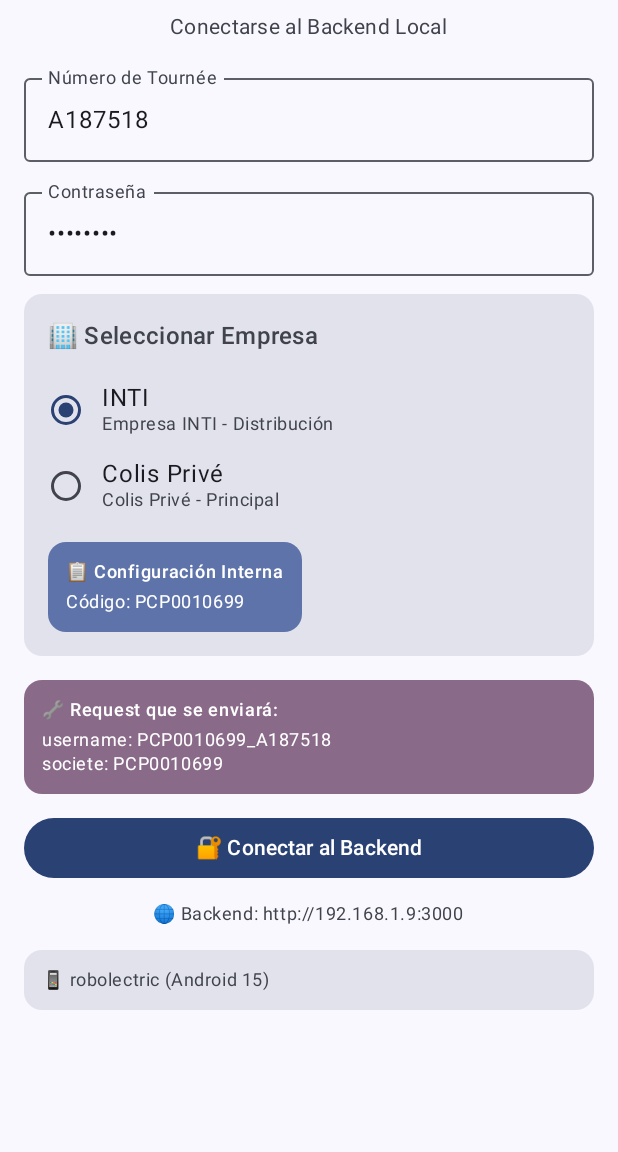
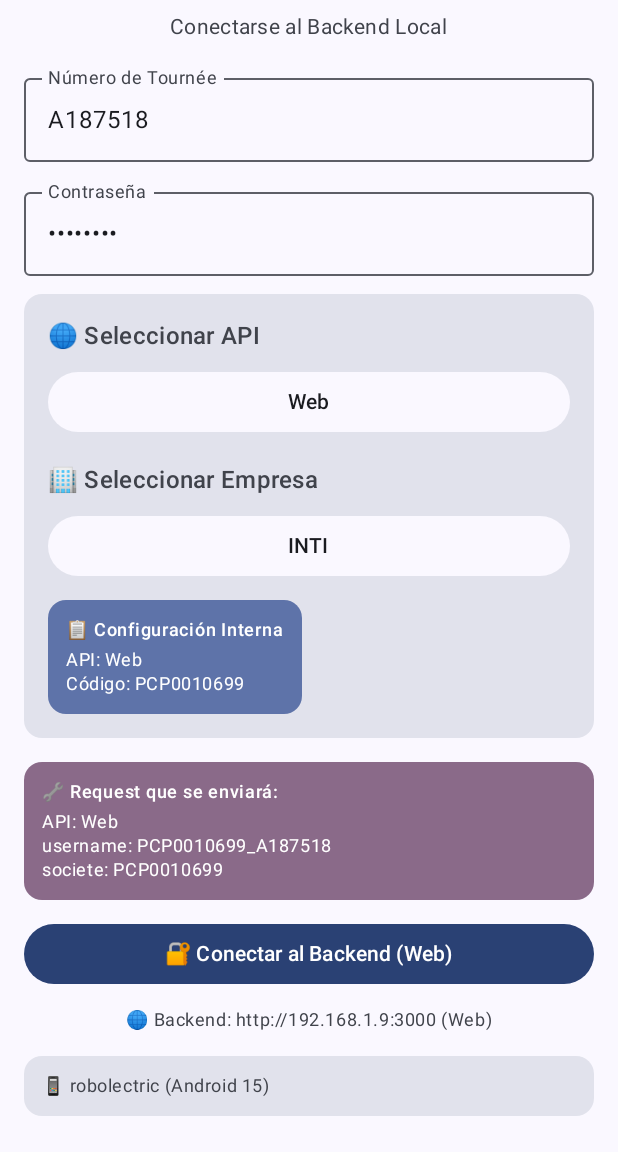
Before and after one commit to DanielHNCT/delivery_routing, an Android app built with Jetpack Compose: the screen it shows after launch (MainActivity), on a phone screen of 412 x 824 dp, the part 84-1236 px from its top. Run offline under Robolectric (Android 15) with nearby library versions, the phone set to English and light mode, and no system bars.

Commit message:
feat: implementar api_choice y quitar Colis Privé

```diff
--- a/android/DeliveryRouting/app/src/main/java/com/daniel/deliveryrouting/data/api/models/ApiModels.kt
+++ b/android/DeliveryRouting/app/src/main/java/com/daniel/deliveryrouting/data/api/models/ApiModels.kt
@@ -166,7 +166,8 @@ data class CompleteAuthFlowRequest(
     @SerializedName("societe") val societe: String,
     @SerializedName("date") val date: String,
     @SerializedName("matricule") val matricule: String,
-    @SerializedName("device_info") val deviceInfo: DeviceInfo
+    @SerializedName("device_info") val deviceInfo: DeviceInfo,
+    @SerializedName("api_choice") val apiChoice: String = "web"  // 🆕 NUEVO: Campo para seleccionar API
 )
 
 // 🆕 NUEVO: Request para reconexión (RESUELVE EL 401)
@@ -176,7 +177,8 @@ data class ReconnectionRequest(
     @SerializedName("societe") val societe: String,
     @SerializedName("date") val date: String,
     @SerializedName("matricule") val matricule: String,
-    @SerializedName("device_info") val deviceInfo: DeviceInfo
+    @SerializedName("device_info") val deviceInfo: DeviceInfo,
+    @SerializedName("api_choice") val apiChoice: String = "web"  // 🆕 NUEVO: Campo para seleccionar API
 )
 
 // 🆕 NUEVO: Response del flujo completo
--- a/android/DeliveryRouting/app/src/main/java/com/daniel/deliveryrouting/presentation/login/CompanySelector.kt
+++ b/android/DeliveryRouting/app/src/main/java/com/daniel/deliveryrouting/presentation/login/CompanySelector.kt
@@ -1,12 +1,10 @@
 package com.daniel.deliveryrouting.presentation.login
 
 import androidx.compose.foundation.layout.*
-import androidx.compose.foundation.selection.selectable
 import androidx.compose.material3.*
 import androidx.compose.runtime.*
 import androidx.compose.ui.Alignment
 import androidx.compose.ui.Modifier
-import androidx.compose.ui.semantics.Role
 import androidx.compose.ui.unit.dp
 
 /**
@@ -28,23 +26,48 @@ object Companies {
         description = "Empresa INTI - Distribución"
     )
 
-    val COLIS_PRIVE = Company(
-        displayName = "Colis Privé",
-        internalCode = "PCP0000001",
-        description = "Colis Privé - Principal"
-    )
-
-    // Lista de todas las empresas disponibles
-    val allCompanies = listOf(INTI, COLIS_PRIVE)
+    // Solo INTI por ahora
+    val allCompanies = listOf(INTI)
 }
 
 /**
- * Selector de empresa con toggle/radio buttons
+ * Datos de APIs disponibles
+ */
+data class ApiType(
+    val displayName: String,    // Lo que ve el usuario
+    val internalCode: String,   // Código interno para API
+    val description: String     // Descripción adicional
+)
+
+/**
+ * Lista de APIs disponibles
+ */
+object ApiTypes {
+    val WEB = ApiType(
+        displayName = "Web",
+        internalCode = "web",
+        description = "API Web - Más simple y estable"
+    )
+
+    val MOBILE = ApiType(
+        displayName = "Mobile",
+        internalCode = "mobile",
+        description = "API Mobile - Completa pero compleja"
+    )
+
+    // Lista de todas las APIs disponibles
+    val allApiTypes = listOf(WEB, MOBILE)
+}
+
+/**
+ * Selector de API y empresa con dropdowns desplegables
  */
 @Composable
 fun CompanySelector(
     selectedCompany: Company,
     onCompanySelected: (Company) -> Unit,
+    selectedApiType: ApiType = ApiTypes.WEB, // Por defecto Web
+    onApiTypeSelected: (ApiType) -> Unit = {}, // Callback opcional
     modifier: Modifier = Modifier
 ) {
     Card(
@@ -56,43 +79,103 @@ fun CompanySelector(
         Column(
             modifier = Modifier.padding(16.dp)
         ) {
+            // 🚀 SELECTOR DE API (DROPDOWN)
+            Text(
+                text = "🌐 Seleccionar API",
+                style = MaterialTheme.typography.titleMedium,
+                color = MaterialTheme.colorScheme.onSurfaceVariant
+            )
+
+            Spacer(modifier = Modifier.height(8.dp))
+
+            var apiExpanded by remember { mutableStateOf(false) }
+
+            Box {
+                Button(
+                    onClick = { apiExpanded = true },
+                    modifier = Modifier.fillMaxWidth(),
+                    colors = ButtonDefaults.buttonColors(
+                        containerColor = MaterialTheme.colorScheme.surface
+                    )
+                ) {
+                    Text(
+                        text = selectedApiType.displayName,
+                        color = MaterialTheme.colorScheme.onSurface
+                    )
+                }
+
+                DropdownMenu(
+                    expanded = apiExpanded,
+                    onDismissRequest = { apiExpanded = false }
+                ) {
+                    ApiTypes.allApiTypes.forEach { apiType ->
+                        DropdownMenuItem(
+                            text = {
+                                Column {
+                                    Text(text = apiType.displayName)
+                                    Text(
+                                        text = apiType.description,
+                                        style = MaterialTheme.typography.bodySmall,
+                                        color = MaterialTheme.colorScheme.onSurfaceVariant
+                                    )
+                                }
+                            },
+                            onClick = {
+                                onApiTypeSelected(apiType)
+                                apiExpanded = false
+                            }
+                        )
+                    }
+                }
+            }
+
+            Spacer(modifier = Modifier.height(16.dp))
+
+            // 🏢 SELECTOR DE EMPRESA (DROPDOWN)
             Text(
                 text = "🏢 Seleccionar Empresa",
                 style = MaterialTheme.typography.titleMedium,
                 color = MaterialTheme.colorScheme.onSurfaceVariant
             )
 
-            Spacer(modifier = Modifier.height(12.dp))
+            Spacer(modifier = Modifier.height(8.dp))
 
-            Companies.allCompanies.forEach { company ->
-                Row(
-                    modifier = Modifier
-                        .fillMaxWidth()
-                        .selectable(
-                            selected = (company == selectedCompany),
-                            onClick = { onCompanySelected(company) },
-                            role = Role.RadioButton
+            var companyExpanded by remember { mutableStateOf(false) }
+
+            Box {
+                Button(
+                    onClick = { companyExpanded = true },
+                    modifier = Modifier.fillMaxWidth(),
+                    colors = ButtonDefaults.buttonColors(
+                        containerColor = MaterialTheme.colorScheme.surface
                     )
-                        .padding(vertical = 8.dp),
-                    verticalAlignment = Alignment.CenterVertically
                 ) {
-                    RadioButton(
-                        selected = (company == selectedCompany),
-                        onClick = null // Handled by selectable
-                    )
-
-                    Spacer(modifier = Modifier.width(12.dp))
-
-                    Column {
                     Text(
-                            text = company.displayName,
-                            style = MaterialTheme.typography.bodyLarge,
+                        text = selectedCompany.displayName,
                         color = MaterialTheme.colorScheme.onSurface
                     )
+                }
+
+                DropdownMenu(
+                    expanded = companyExpanded,
+                    onDismissRequest = { companyExpanded = false }
+                ) {
+                    Companies.allCompanies.forEach { company ->
+                        DropdownMenuItem(
+                            text = {
+                                Column {
+                                    Text(text = company.displayName)
                                     Text(
                                         text = company.description,
                                         style = MaterialTheme.typography.bodySmall,
                                         color = MaterialTheme.colorScheme.onSurfaceVariant
+                                    )
+                                }
+                            },
+                            onClick = {
+                                onCompanySelected(company)
+                                companyExpanded = false
+                            }
                         )
                     }
                 }
@@ -116,6 +199,11 @@ fun CompanySelector(
                     )
                     Spacer(modifier = Modifier.height(4.dp))
                     Text(
+                        text = "API: ${selectedApiType.displayName}",
+                        style = MaterialTheme.typography.bodySmall,
+                        color = MaterialTheme.colorScheme.onPrimaryContainer
+                    )
+                    Text(
                         text = "Código: ${selectedCompany.internalCode}",
                         style = MaterialTheme.typography.bodySmall,
                         color = MaterialTheme.colorScheme.onPrimaryContainer
--- a/android/DeliveryRouting/app/src/main/java/com/daniel/deliveryrouting/presentation/login/LoginScreen.kt
+++ b/android/DeliveryRouting/app/src/main/java/com/daniel/deliveryrouting/presentation/login/LoginScreen.kt
@@ -25,6 +25,7 @@ fun LoginScreen(
     var tourneeNumber by remember { mutableStateOf("A187518") }  // Valor por defecto para testing
     var password by remember { mutableStateOf("INTI7518") }      // Valor por defecto para testing
     var selectedCompany by remember { mutableStateOf(Companies.INTI) }  // Empresa por defecto
+    var selectedApiType by remember { mutableStateOf(ApiTypes.WEB) }    // API por defecto (Web)
 
     val loginState by viewModel.loginState.collectAsState()
 
@@ -85,10 +86,12 @@ fun LoginScreen(
 
         Spacer(modifier = Modifier.height(12.dp)) // ✅ REDUCIDO: De 16dp a 12dp
 
-        // 🏢 SELECTOR DE EMPRESA
+        // 🏢 SELECTOR DE API Y EMPRESA
         CompanySelector(
             selectedCompany = selectedCompany,
-            onCompanySelected = { selectedCompany = it }
+            onCompanySelected = { selectedCompany = it },
+            selectedApiType = selectedApiType,
+            onApiTypeSelected = { selectedApiType = it }
         )
 
         Spacer(modifier = Modifier.height(16.dp)) // ✅ REDUCIDO: De 32dp a 16dp
@@ -110,6 +113,11 @@ fun LoginScreen(
                         color = MaterialTheme.colorScheme.onTertiaryContainer
                     )
                     Spacer(modifier = Modifier.height(4.dp))
+                    Text(
+                        text = "API: ${selectedApiType.displayName}",
+                        style = MaterialTheme.typography.bodySmall,
+                        color = MaterialTheme.colorScheme.onTertiaryContainer
+                    )
                     Text(
                         text = "username: ${selectedCompany.internalCode}_${tourneeNumber}",
                         style = MaterialTheme.typography.bodySmall,
@@ -134,7 +142,8 @@ fun LoginScreen(
                     val fullUsername = "${selectedCompany.internalCode}_${tourneeNumber}"
                     val societe = selectedCompany.internalCode
 
-                    viewModel.login(fullUsername, password, societe)
+                    // 🚀 ENVIAR TIPO DE API SELECCIONADO
+                    viewModel.login(fullUsername, password, societe, selectedApiType.internalCode)
                 }
             },
             modifier = Modifier.fillMaxWidth(),
@@ -149,7 +158,7 @@ fun LoginScreen(
                 Spacer(modifier = Modifier.width(8.dp))
                 Text("Conectando...")
             } else {
-                Text("🔐 Conectar al Backend")
+                Text("🔐 Conectar al Backend (${selectedApiType.displayName})")
             }
         }
 
@@ -159,7 +168,7 @@ fun LoginScreen(
         when (loginState) {
             is LoginState.Loading -> {
                 Text(
-                    text = "🔄 Conectando a tu backend local...",
+                    text = "🔄 Conectando a tu backend local (${selectedApiType.displayName})...",
                     style = MaterialTheme.typography.bodyMedium,
                     color = MaterialTheme.colorScheme.primary
                 )
@@ -191,7 +200,7 @@ fun LoginScreen(
                 }
 
                 Text(
-                    text = "🌐 Backend: $backendUrl",
+                    text = "🌐 Backend: $backendUrl (${selectedApiType.displayName})",
                     style = MaterialTheme.typography.bodySmall,
                     color = MaterialTheme.colorScheme.onSurfaceVariant
                 )
```
Also changed, not shown: android/DeliveryRouting/app/src/main/java/com/daniel/deliveryrouting/data/repository/ColisRepository.kt (+100 -1 lines), android/DeliveryRouting/app/src/main/java/com/daniel/deliveryrouting/presentation/login/LoginViewModel.kt (+24 -8 lines). Lines whose indentation alone changed are shown as unchanged.
